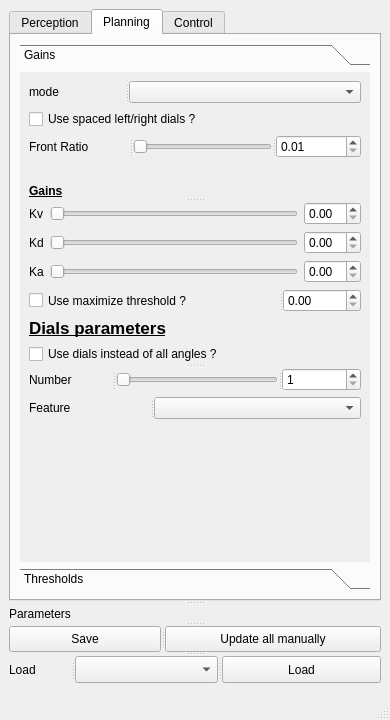
Qt form perception_bolide/src_vizu/gui/ui_files/uiapp.ui (SorbonneUniversityBolideContributors/course_2024_pkgs) before a commit.
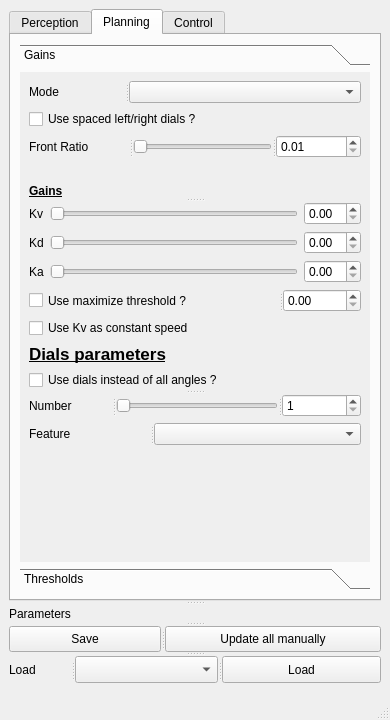
The same form after that commit. The open tabs and pages were chosen to show the change.

```diff
--- a/perception_bolide/src_vizu/gui/ui_files/uiapp.ui
+++ b/perception_bolide/src_vizu/gui/ui_files/uiapp.ui
@@ -526,7 +526,7 @@
               <x>0</x>
               <y>0</y>
               <width>336</width>
-              <height>429</height>
+              <height>452</height>
              </rect>
             </property>
             <attribute name="label">
@@ -540,7 +540,7 @@
                </property>
                <widget class="QLabel" name="label_36">
                 <property name="text">
-                 <string>mode</string>
+                 <string>Mode</string>
                 </property>
                </widget>
                <widget class="QComboBox" name="navModeComboBox"/>
@@ -718,6 +718,13 @@
                </widget>
               </widget>
              </item>
+             <item>
+              <widget class="QCheckBox" name="useKvAsConstantCheckBox">
+               <property name="text">
+                <string>Use Kv as constant speed</string>
+               </property>
+              </widget>
+             </item>
              <item>
               <widget class="QLabel" name="label_16">
                <property name="font">
```
Left out of the diff: 6 changed lines with no effect on the pictures.
